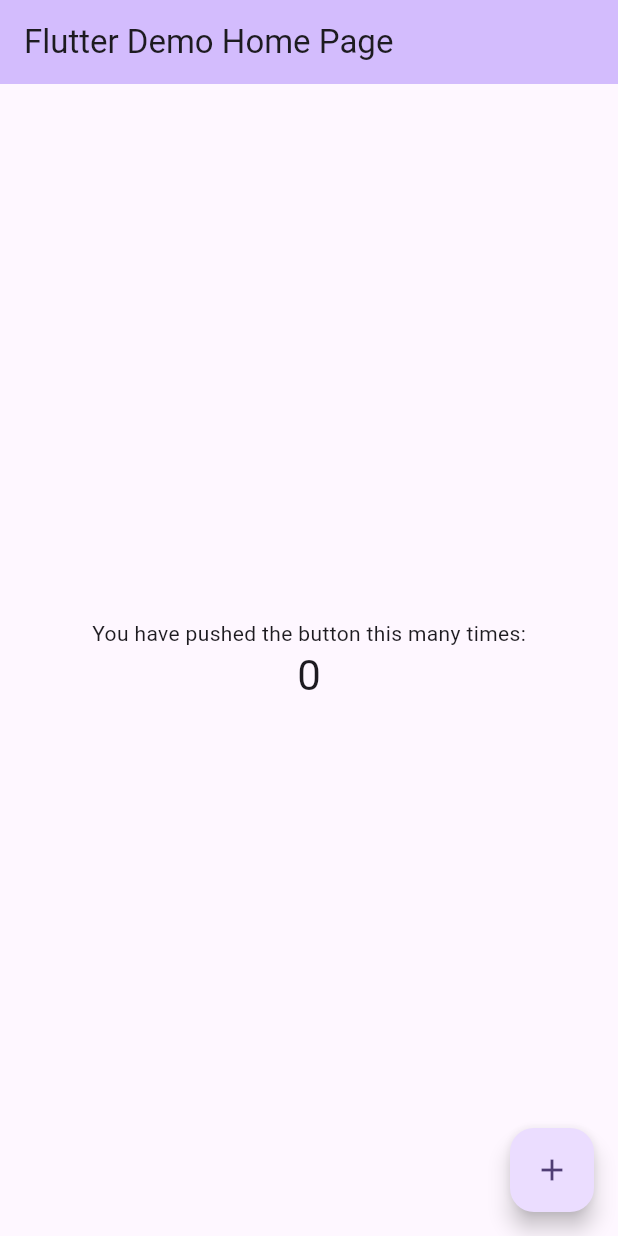
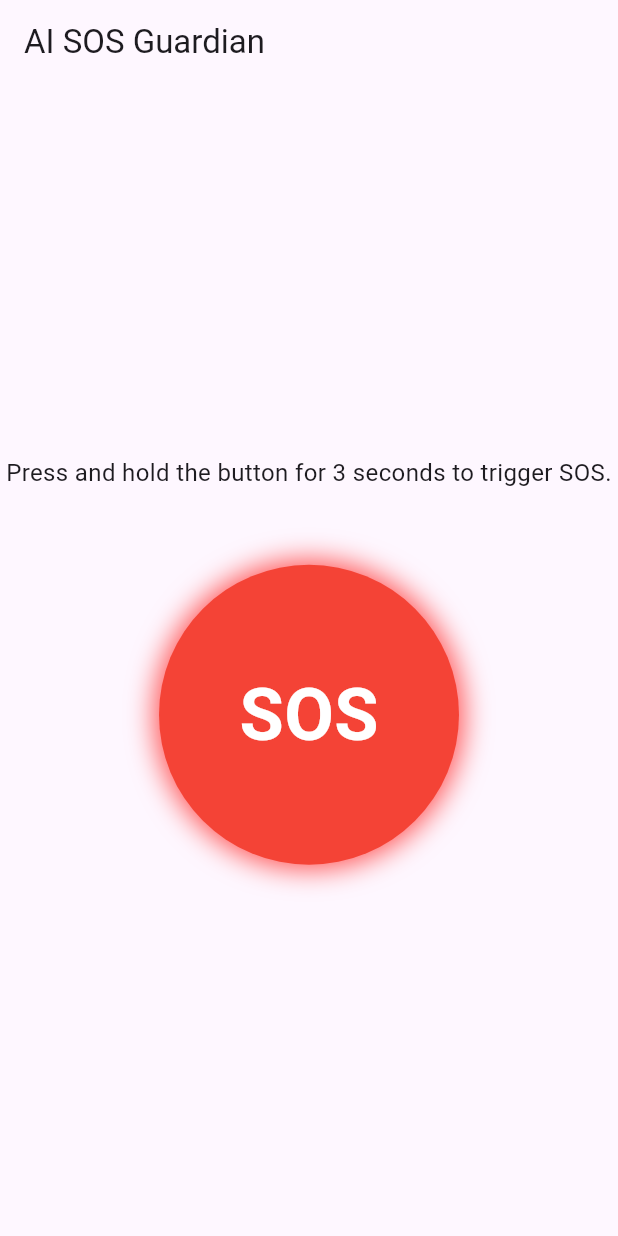
Before and after one commit to itskeshwam/sos-guardian, a Flutter app: the screen it shows after launch, on a phone screen of 412 x 824 dp. Run offline on Flutter 3.47's test engine with Material 3 defaults, Android fonts, the phone set to English and light mode, and no system bars; our stand-ins replace geolocator.

Commit message:
"dart fix"

```diff
--- a/mobile/lib/main.dart
+++ b/mobile/lib/main.dart
@@ -1,122 +1,154 @@
+// lib/main.dart
+
 import 'package:flutter/material.dart';
+import 'package:geolocator/geolocator.dart';
+import 'package:url_launcher/url_launcher.dart';
 
 void main() {
-  runApp(const MyApp());
+  runApp(const AiSosGuardianApp());
 }
 
-class MyApp extends StatelessWidget {
-  const MyApp({super.key});
+class AiSosGuardianApp extends StatelessWidget {
+  const AiSosGuardianApp({super.key});
 
-  // This widget is the root of your application.
   @override
   Widget build(BuildContext context) {
     return MaterialApp(
-      title: 'Flutter Demo',
+      title: 'AI SOS Guardian MVP',
       theme: ThemeData(
-        // This is the theme of your application.
-        //
-        // TRY THIS: Try running your application with "flutter run". You'll see
-        // the application has a purple toolbar. Then, without quitting the app,
-        // try changing the seedColor in the colorScheme below to Colors.green
-        // and then invoke "hot reload" (save your changes or press the "hot
-        // reload" button in a Flutter-supported IDE, or press "r" if you used
-        // the command line to start the app).
-        //
-        // Notice that the counter didn't reset back to zero; the application
-        // state is not lost during the reload. To reset the state, use hot
-        // restart instead.
-        //
-        // This works for code too, not just values: Most code changes can be
-        // tested with just a hot reload.
-        colorScheme: ColorScheme.fromSeed(seedColor: Colors.deepPurple),
+        primarySwatch: Colors.red,
+        visualDensity: VisualDensity.adaptivePlatformDensity,
       ),
-      home: const MyHomePage(title: 'Flutter Demo Home Page'),
+      home: const SosScreen(),
     );
   }
 }
 
-class MyHomePage extends StatefulWidget {
-  const MyHomePage({super.key, required this.title});
-
-  // This widget is the home page of your application. It is stateful, meaning
-  // that it has a State object (defined below) that contains fields that affect
-  // how it looks.
-
-  // This class is the configuration for the state. It holds the values (in this
-  // case the title) provided by the parent (in this case the App widget) and
-  // used by the build method of the State. Fields in a Widget subclass are
-  // always marked "final".
-
-  final String title;
+class SosScreen extends StatefulWidget {
+  const SosScreen({super.key});
 
   @override
-  State<MyHomePage> createState() => _MyHomePageState();
+  State<SosScreen> createState() => _SosScreenState();
 }
 
-class _MyHomePageState extends State<MyHomePage> {
-  int _counter = 0;
+class _SosScreenState extends State<SosScreen> {
+  // Define a dummy contact number for MVP testing
+  final String trustedContactNumber = '+9199999XXXXX'; // Replace with a test number
 
-  void _incrementCounter() {
-    setState(() {
-      // This call to setState tells the Flutter framework that something has
-      // changed in this State, which causes it to rerun the build method below
-      // so that the display can reflect the updated values. If we changed
-      // _counter without calling setState(), then the build method would not be
-      // called again, and so nothing would appear to happen.
-      _counter++;
-    });
+  // 1. Function to check location permission and request if needed
+  Future<Position?> _determinePosition() async {
+    bool serviceEnabled;
+    LocationPermission permission;
+
+    serviceEnabled = await Geolocator.isLocationServiceEnabled();
+    if (!serviceEnabled) {
+      // Logic for disabled location service (prompt user to enable)
+      return null;
+    }
+
+    permission = await Geolocator.checkPermission();
+    if (permission == LocationPermission.denied) {
+      permission = await Geolocator.requestPermission();
+      if (permission == LocationPermission.denied) {
+        // Logic for permission denied
+        return null;
+      }
+    }
+
+    if (permission == LocationPermission.deniedForever) {
+      // Logic for permission permanently denied
+      return null;
+    }
+
+    // Get the current location
+    return await Geolocator.getCurrentPosition(
+        desiredAccuracy: LocationAccuracy.high);
+  }
+
+  // 2. Function to launch the SMS/Messaging app
+  Future<void> _launchSms(Position position) async {
+    final lat = position.latitude;
+    final lon = position.longitude;
+
+    // Create a Google Maps URL for the location
+    final mapsUrl = 'https://www.google.com/maps/search/?api=1&query=$lat,$lon';
+
+    // Construct the SOS message
+    final messageBody = 'EMERGENCY SOS! I need help immediately. My live location: $mapsUrl';
+
+    // Create the SMS URI scheme
+    final Uri smsUri = Uri(
+      scheme: 'sms',
+      path: trustedContactNumber,
+      queryParameters: {'body': messageBody},
+    );
+
+    if (await canLaunchUrl(smsUri)) {
+      await launchUrl(smsUri);
+    } else {
+      // Handle error: Could not launch SMS app
+      print('Could not launch $smsUri');
+    }
+  }
+
+  // 3. The main SOS function called by the button
+  void _triggerSos() async {
+    final position = await _determinePosition();
+
+    if (position != null) {
+      await _launchSms(position);
+      // Optional: Show a confirmation message to the user
+      ScaffoldMessenger.of(context).showSnackBar(
+        const SnackBar(content: Text('SOS message prepared. Please tap send in the messaging app.')),
+      );
+    } else {
+      ScaffoldMessenger.of(context).showSnackBar(
+        const SnackBar(content: Text('Cannot get location. Check permissions and GPS.')),
+      );
+    }
   }
 
   @override
   Widget build(BuildContext context) {
-    // This method is rerun every time setState is called, for instance as done
-    // by the _incrementCounter method above.
-    //
-    // The Flutter framework has been optimized to make rerunning build methods
-    // fast, so that you can just rebuild anything that needs updating rather
-    // than having to individually change instances of widgets.
     return Scaffold(
-      appBar: AppBar(
-        // TRY THIS: Try changing the color here to a specific color (to
-        // Colors.amber, perhaps?) and trigger a hot reload to see the AppBar
-        // change color while the other colors stay the same.
-        backgroundColor: Theme.of(context).colorScheme.inversePrimary,
-        // Here we take the value from the MyHomePage object that was created by
-        // the App.build method, and use it to set our appbar title.
-        title: Text(widget.title),
-      ),
+      appBar: AppBar(title: const Text('AI SOS Guardian')),
       body: Center(
-        // Center is a layout widget. It takes a single child and positions it
-        // in the middle of the parent.
         child: Column(
-          // Column is also a layout widget. It takes a list of children and
-          // arranges them vertically. By default, it sizes itself to fit its
-          // children horizontally, and tries to be as tall as its parent.
-          //
-          // Column has various properties to control how it sizes itself and
-          // how it positions its children. Here we use mainAxisAlignment to
-          // center the children vertically; the main axis here is the vertical
-          // axis because Columns are vertical (the cross axis would be
-          // horizontal).
-          //
-          // TRY THIS: Invoke "debug painting" (choose the "Toggle Debug Paint"
-          // action in the IDE, or press "p" in the console), to see the
-          // wireframe for each widget.
           mainAxisAlignment: MainAxisAlignment.center,
           children: <Widget>[
-            const Text('You have pushed the button this many times:'),
-            Text(
-              '$_counter',
-              style: Theme.of(context).textTheme.headlineMedium,
+            const Text(
+              'Press and hold the button for 3 seconds to trigger SOS.',
+              style: TextStyle(fontSize: 16),
+              textAlign: TextAlign.center,
+            ),
+            const SizedBox(height: 50),
+            // The prominent SOS Button
+            GestureDetector(
+              onLongPress: _triggerSos,
+              child: Container(
+                width: 200,
+                height: 200,
+                decoration: const BoxDecoration(
+                  color: Colors.red,
+                  shape: BoxShape.circle,
+                  boxShadow: [
+                    BoxShadow(color: Colors.redAccent, blurRadius: 15, spreadRadius: 3),
+                  ],
+                ),
+                alignment: Alignment.center,
+                child: const Text(
+                  'SOS',
+                  style: TextStyle(
+                    color: Colors.white,
+                    fontSize: 48,
+                    fontWeight: FontWeight.bold,
+                  ),
+                ),
+              ),
             ),
           ],
         ),
       ),
-      floatingActionButton: FloatingActionButton(
-        onPressed: _incrementCounter,
-        tooltip: 'Increment',
-        child: const Icon(Icons.add),
-      ), // This trailing comma makes auto-formatting nicer for build methods.
     );
   }
 }
```
Also changed, not shown: 1 other file.
